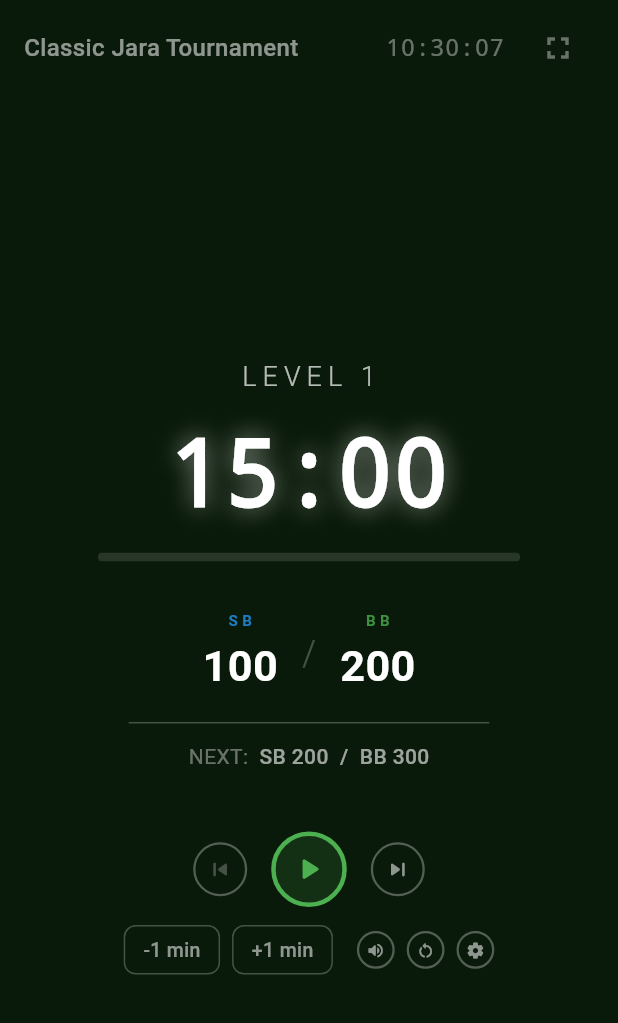
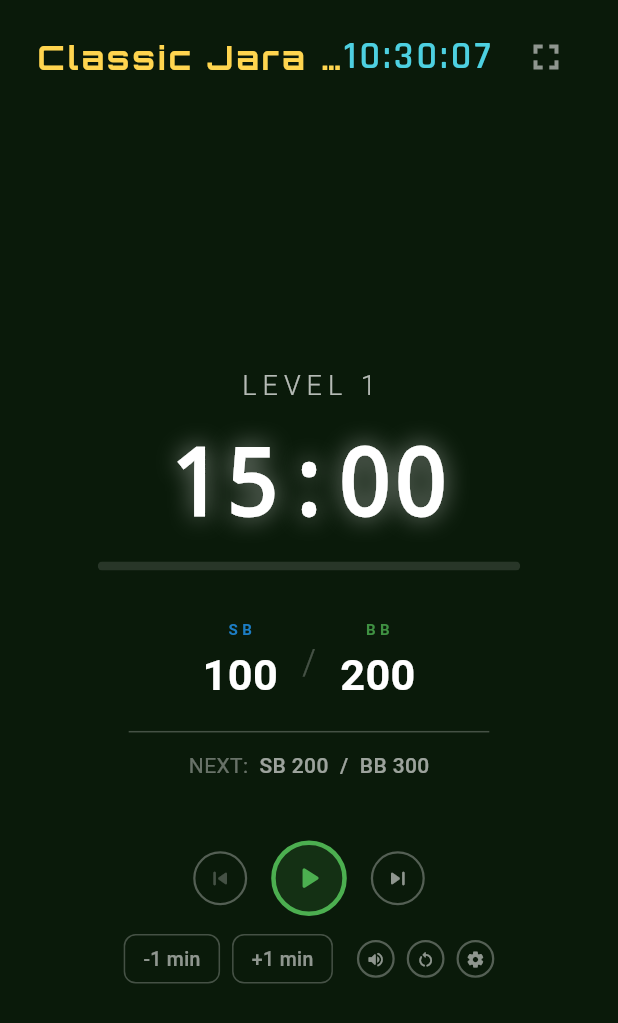
Before and after one commit to Blanche-jara/jara-holdem, a Flutter app: the screen it shows after launch, on a phone screen of 412 x 824 dp. Shown: the top 1023 px of the screen. Run offline on Flutter 3.47's test engine with Material 3 defaults, Android fonts, the phone set to English and light mode, and no system bars; our stand-ins replace audioplayers, google_fonts, shared_preferences, web.

Commit message:
font add

```diff
--- a/lib/screens/timer_screen.dart
+++ b/lib/screens/timer_screen.dart
@@ -1,4 +1,5 @@
 import 'package:flutter/material.dart';
+import 'package:google_fonts/google_fonts.dart';
 import 'package:provider/provider.dart';
 import 'package:intl/intl.dart';
 import 'package:web/web.dart' as web;
@@ -64,17 +65,18 @@ class _TimerScreenState extends State<TimerScreen> {
 
   Widget _buildTopBar(TournamentProvider provider) {
     return Padding(
-      padding: const EdgeInsets.symmetric(horizontal: 16, vertical: 8),
+      padding: const EdgeInsets.symmetric(horizontal: 24, vertical: 14),
       child: Row(
         children: [
           // Tournament name
           Expanded(
             child: Text(
               provider.structure.name,
-              style: const TextStyle(
-                color: Colors.white54,
-                fontSize: 16,
-                fontWeight: FontWeight.w500,
+              style: GoogleFonts.orbitron(
+                color: Colors.amber.shade300,
+                fontSize: 22,
+                fontWeight: FontWeight.w700,
+                letterSpacing: 2,
               ),
               overflow: TextOverflow.ellipsis,
             ),
@@ -84,10 +86,11 @@ class _TimerScreenState extends State<TimerScreen> {
             stream: Stream.periodic(const Duration(seconds: 1)),
             builder: (context, _) => Text(
               DateFormat('HH:mm:ss').format(DateTime.now()),
-              style: const TextStyle(
-                color: Colors.white38,
-                fontSize: 16,
-                fontFamily: 'monospace',
+              style: GoogleFonts.rajdhani(
+                color: Colors.cyan.shade300,
+                fontSize: 26,
+                fontWeight: FontWeight.w600,
+                letterSpacing: 2,
               ),
             ),
           ),
@@ -96,7 +99,8 @@ class _TimerScreenState extends State<TimerScreen> {
           IconButton(
             icon: Icon(
               _isFullscreen ? Icons.fullscreen_exit : Icons.fullscreen,
-              color: Colors.white38,
+              color: Colors.white54,
+              size: 28,
             ),
             onPressed: _toggleFullscreen,
             tooltip: 'Fullscreen',
--- a/pubspec.yaml
+++ b/pubspec.yaml
@@ -38,6 +38,7 @@ dependencies:
   shared_preferences: ^2.5.4
   audioplayers: ^6.5.1
   intl: ^0.20.2
+  google_fonts: ^8.0.2
 
 dev_dependencies:
   flutter_test:
```
Also changed, not shown: .claude/settings.local.json, pubspec.lock.
